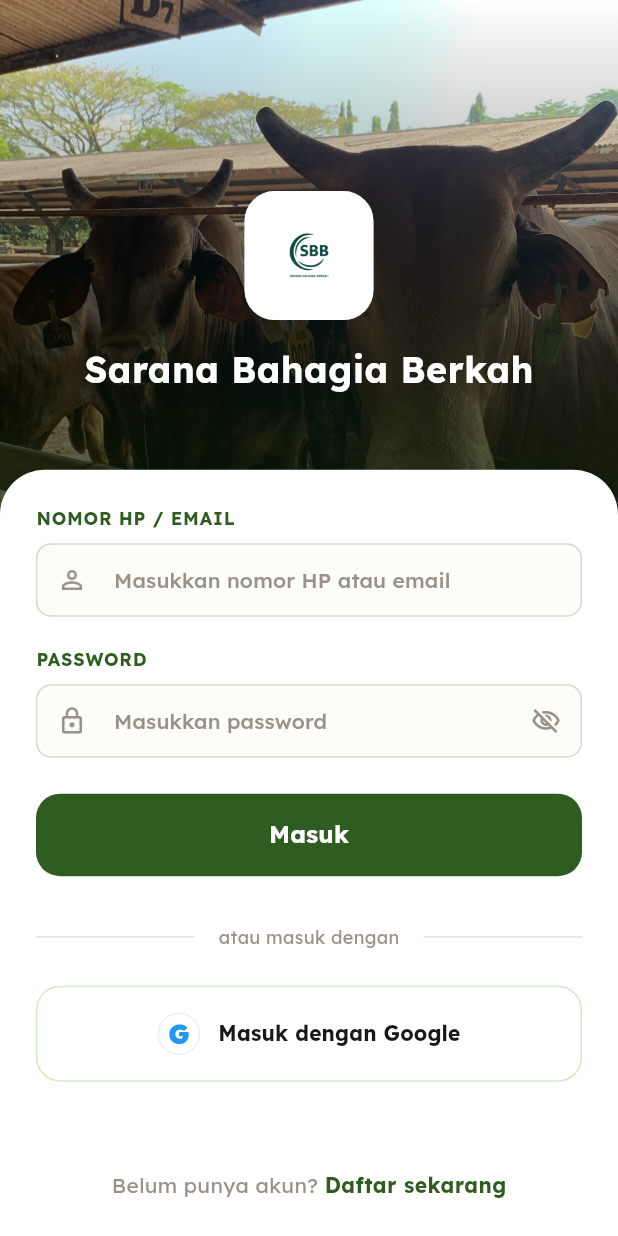
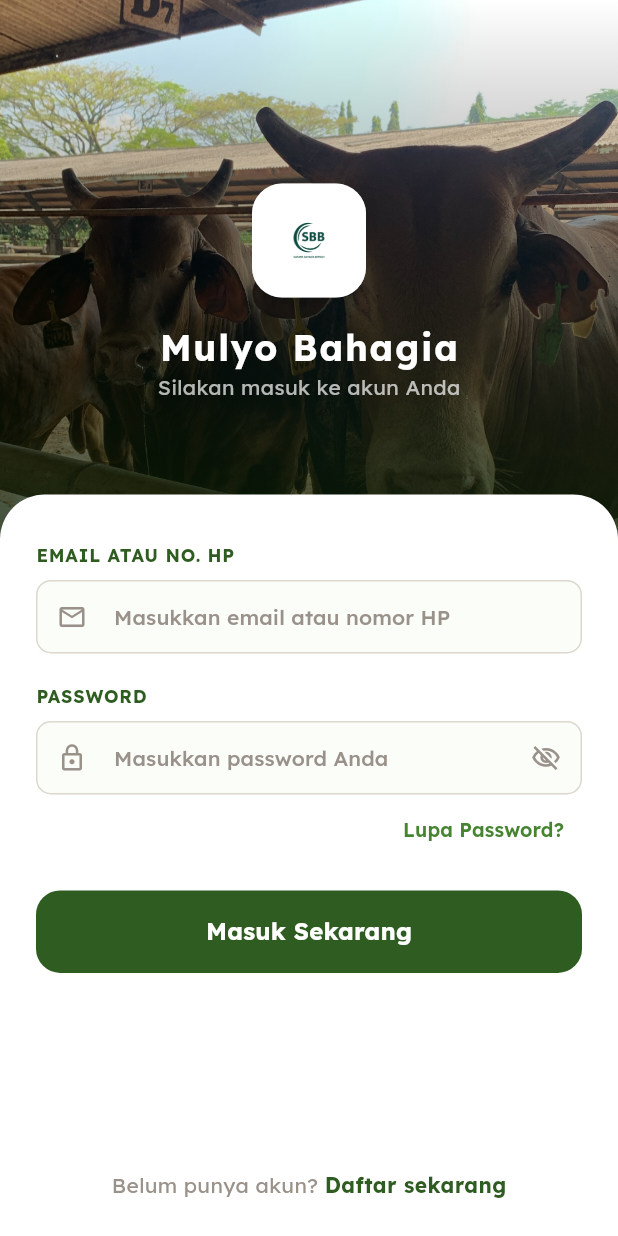
Before and after one commit to mulyosyahidin/sbb-app, a Flutter app: the LoginPage screen opened by its route, on a phone screen of 412 x 824 dp. Run offline on Flutter 3.47's test engine with Material 3 defaults, Android fonts, the phone set to English and light mode, and no system bars; our stand-ins replace cherry_toast, device_info_plus, dio, firebase_core, firebase_crashlytics, firebase_messaging and 7 more; missing offline and left inert: android_id; accounts and stored records are empty; generated files the repository leaves out were written again.

Commit message:
Login dengan Email dan Password

```diff
--- a/lib/core/auth/data/dtos/responses/get_me_response_dto.dart
+++ b/lib/core/auth/data/dtos/responses/get_me_response_dto.dart
@@ -2,13 +2,13 @@
 import 'package:app/core/models/api_response_dto.dart';
 
 class GetMeResponseData {
-  final UserDto user;
+  final UserDto userDto;
 
-  GetMeResponseData({required this.user});
+  GetMeResponseData({required this.userDto});
 
   factory GetMeResponseData.fromJson(Map<String, dynamic> json) {
     return GetMeResponseData(
-      user: UserDto.fromJson(json['user']),
+      userDto: UserDto.fromJson(json['user']),
     );
   }
 }
--- a/lib/core/auth/data/mappers/auth_mapper.dart
+++ b/lib/core/auth/data/mappers/auth_mapper.dart
@@ -12,6 +12,6 @@
   }
 
   static User toUser(GetMeResponseData data) {
-    return UserMapper.toEntity(data.user);
+    return UserMapper.toEntity(data.userDto);
   }
 }
--- a/lib/core/config/api_endpoint.dart
+++ b/lib/core/config/api_endpoint.dart
@@ -1,6 +1,8 @@
 class ApiEndpoint {
   // Auth
   static const String register = '/auth/register';
+  static const String login = '/auth/login-with-credentials';
   static const String refreshToken = '/auth/refresh-access-token';
   static const String getMe = '/auth/me';
+  static const String logout = '/auth/logout';
 }
--- a/lib/core/utils/logger_util.dart
+++ b/lib/core/utils/logger_util.dart
@@ -40,9 +40,12 @@
     }
   }
 
-  static void api(String method, String path) {
+  static void api(String method, String path, {Object? data}) {
     if (kDebugMode) {
       print('$_magenta[API]$_reset $method $path');
+      if (data != null) {
+        print('$_magenta[DATA]$_reset $data');
+      }
     }
   }
 }
--- a/lib/features/auth/login/presentation/screens/login_page.dart
+++ b/lib/features/auth/login/presentation/screens/login_page.dart
@@ -1,23 +1,87 @@
 import 'package:app/app/app_router.dart';
+import 'package:app/core/errors/api_exception.dart';
 import 'package:app/core/theme/app_theme.dart';
-import 'package:app/features/auth/login/presentation/widgets/google_icon.dart';
+import 'package:app/core/utils/toast_util.dart';
+import 'package:app/features/auth/login/application/login_controller.dart';
 import 'package:app/shared/forms/app_text_field.dart';
 import 'package:app/shared/forms/app_text_password.dart';
 import 'package:app/shared/widgets/primary_button.dart';
-import 'package:app/shared/widgets/secondary_button.dart';
 import 'package:flutter/material.dart';
+import 'package:flutter_riverpod/flutter_riverpod.dart';
 import 'package:go_router/go_router.dart';
 
-class LoginPage extends StatefulWidget {
+class LoginPage extends ConsumerStatefulWidget {
   const LoginPage({super.key});
 
   @override
-  State<LoginPage> createState() => _LoginPageState();
+  ConsumerState<LoginPage> createState() => _LoginPageState();
 }
 
-class _LoginPageState extends State<LoginPage> {
+class _LoginPageState extends ConsumerState<LoginPage> {
+  final _emailController = TextEditingController();
+  final _passwordController = TextEditingController();
+
+  Map<String, String> _fieldErrors = {};
+
+  @override
+  void dispose() {
+    _emailController.dispose();
+    _passwordController.dispose();
+    super.dispose();
+  }
+
+  void _handleLogin() {
+    setState(() => _fieldErrors = {});
+
+    // Basic validation
+    if (_emailController.text.isEmpty || _passwordController.text.isEmpty) {
+      ToastUtil.showError(
+        context,
+        title: 'Gagal',
+        description: 'Email dan Password wajib diisi',
+      );
+      return;
+    }
+
+    ref.read(loginControllerProvider.notifier).login(
+          email: _emailController.text,
+          password: _passwordController.text,
+        );
+  }
+
   @override
   Widget build(BuildContext context) {
+    ref.listen(loginControllerProvider, (previous, next) {
+      if (next is AsyncError) {
+        final error = next.error;
+        if (error is ApiException && error.errors != null) {
+          setState(() {
+            _fieldErrors = error.errors!;
+          });
+        } else {
+          ToastUtil.showError(
+            context,
+            title: 'Gagal Masuk',
+            description: error.toString(),
+          );
+        }
+      } else if (next is AsyncData &&
+          !next.isLoading &&
+          previous is AsyncLoading) {
+        ToastUtil.showSuccess(
+          context,
+          title: 'Berhasil',
+          description: 'Selamat datang kembali!',
+        );
+
+        // Redirect to Home
+        context.go(Routes.home);
+      }
+    });
+
+    final loginState = ref.watch(loginControllerProvider);
+    final isLoading = loginState is AsyncLoading;
+
     return Scaffold(
       body: LayoutBuilder(
         builder: (context, constraints) {
@@ -72,17 +136,25 @@
                           ),
                           child: Image.asset(
                             'assets/icons/logo.png',
-                            height: 50,
-                            width: 50,
+                            height: 40,
+                            width: 40,
                           ),
                         ),
                         const SizedBox(height: 16),
                         const Text(
-                          'Sarana Bahagia Berkah',
+                          'Mulyo Bahagia',
                           style: TextStyle(
                             color: Colors.white,
                             fontSize: 24,
                             fontWeight: FontWeight.bold,
+                            letterSpacing: 1.2,
+                          ),
+                        ),
+                        Text(
+                          'Silakan masuk ke akun Anda',
+                          style: TextStyle(
+                            color: Colors.white.withValues(alpha: 0.7),
+                            fontSize: 14,
                           ),
                         ),
                       ],
@@ -100,7 +172,7 @@
                   child: IntrinsicHeight(
                     child: Column(
                       children: [
-                        SizedBox(height: height * 0.38),
+                        SizedBox(height: height * 0.4),
                         Expanded(
                           child: Container(
                             decoration: const BoxDecoration(
@@ -113,60 +185,51 @@
                             child: Column(
                               crossAxisAlignment: CrossAxisAlignment.stretch,
                               children: [
+                                const SizedBox(height: 8),
                                 AppTextField(
-                                  label: 'NOMOR HP / EMAIL',
-                                  hint: 'Masukkan nomor HP atau email',
-                                  prefixIcon: const Icon(Icons.person_outline,
+                                  controller: _emailController,
+                                  label: 'EMAIL ATAU NO. HP',
+                                  hint: 'Masukkan email atau nomor HP',
+                                  prefixIcon: const Icon(Icons.email_outlined,
                                       size: 20),
                                   keyboardType: TextInputType.emailAddress,
+                                  errorText: _fieldErrors['email'],
                                 ),
                                 const SizedBox(height: 20),
 
-                                // PASSWORD
                                 AppTextPassword(
+                                  controller: _passwordController,
                                   label: 'PASSWORD',
-                                  hint: 'Masukkan password',
+                                  hint: 'Masukkan password Anda',
                                   prefixIcon:
                                       const Icon(Icons.lock_outline, size: 20),
+                                  errorText: _fieldErrors['password'],
                                 ),
-                                const SizedBox(height: 24),
 
-                                // MASUK BUTTON
-                                PrimaryButton(
-                                  label: 'Masuk',
-                                  onPressed: () {},
-                                ),
-                                const SizedBox(height: 32),
-
-                                // DIVIDER
-                                Row(
-                                  children: [
-                                    Expanded(
-                                        child: Divider(
-                                            color: Colors.grey.shade300)),
-                                    const Padding(
-                                      padding:
-                                          EdgeInsets.symmetric(horizontal: 16),
-                                      child: Text(
-                                        'atau masuk dengan',
-                                        style: TextStyle(
-                                          color: AppColors.textSecondaryLight,
-                                          fontSize: 12,
-                                        ),
+                                Align(
+                                  alignment: Alignment.centerRight,
+                                  child: TextButton(
+                                    onPressed: () {
+                                      // TODO: Forgot password
+                                    },
+                                    child: const Text(
+                                      'Lupa Password?',
+                                      style: TextStyle(
+                                        color: AppColors.primary,
+                                        fontWeight: FontWeight.w600,
+                                        fontSize: 13,
                                       ),
                                     ),
-                                    Expanded(
-                                        child: Divider(
-                                            color: Colors.grey.shade300)),
-                                  ],
+                                  ),
                                 ),
-                                const SizedBox(height: 24),
 
-                                // GOOGLE LOGIN BUTTON
-                                SecondaryButton(
-                                  label: 'Masuk dengan Google',
-                                  icon: const GoogleIcon(),
-                                  onPressed: () {},
+                                const SizedBox(height: 16),
+
+                                // LOGIN BUTTON
+                                PrimaryButton(
+                                  label: 'Masuk Sekarang',
+                                  isLoading: isLoading,
+                                  onPressed: isLoading ? null : _handleLogin,
                                 ),
 
                                 const Spacer(),
@@ -184,7 +247,8 @@
                                       ),
                                     ),
                                     GestureDetector(
-                                      onTap: () => context.push(Routes.register),
+                                      onTap: () =>
+                                          context.push(Routes.register),
                                       child: const Text(
                                         'Daftar sekarang',
                                         style: TextStyle(
--- a/lib/features/auth/register/domain/repositories/register_repository.dart
+++ b/lib/features/auth/register/domain/repositories/register_repository.dart
@@ -1,7 +1,7 @@
 import 'package:app/features/auth/register/data/dto/requests/register_request_dto.dart';
-import 'package:app/features/auth/register/domain/entities/register_user.dart';
+import 'package:app/features/auth/register/data/dto/responses/register_response_dto.dart';
 import 'package:app/core/utils/result.dart';
 
 abstract class RegisterRepository {
-  Future<Result<RegisterUser>> register(RegisterRequestDto registerRequestDto);
+  Future<Result<RegisterResponseData>> register(RegisterRequestDto registerRequestDto);
 }
```
Also changed, not shown: lib/core/auth/application/auth_session_controller.dart (+11 -3 lines), lib/core/auth/data/datasources/auth_remote_datasource.dart (+34 -0 lines), lib/core/auth/data/repositories/auth_repository_impl.dart (+20 -7 lines), lib/core/auth/domain/repositories/auth_repository.dart (+5 -4 lines), lib/features/auth/login/application/login_controller.dart (+78 -0 lines), lib/features/auth/login/data/datasources/login_remote_datasource.dart (added, +58 -0 lines), lib/features/auth/login/data/dto/requests/login_request_dto.dart (added, +31 -0 lines), lib/features/auth/login/data/dto/responses/login_response_dto.dart (added, +46 -0 lines), lib/features/auth/login/data/mappers/login_mapper.dart (added, +14 -0 lines), lib/features/auth/login/data/repositories/login_repository_impl.dart (added, +34 -0 lines), lib/features/auth/login/domain/entity/login_user.dart (added, +14 -0 lines), lib/features/auth/login/domain/repositories/login_repository.dart (added, +7 -0 lines), lib/features/auth/register/application/register_controller.dart (+10 -3 lines), lib/features/auth/register/data/repositories/register_repository_impl.dart (+3 -4 lines), 5 more files.
